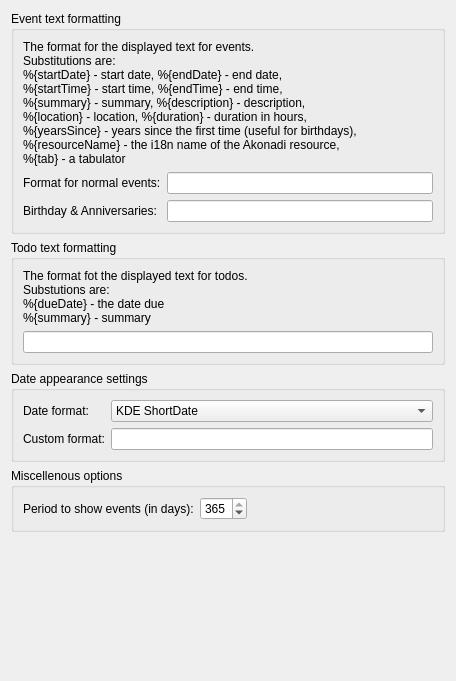
This is src/applet/eventappletformatconfig.ui in KDE/plasmoid-eventlist as Qt 5 draws it before an edit. The edited form follows.
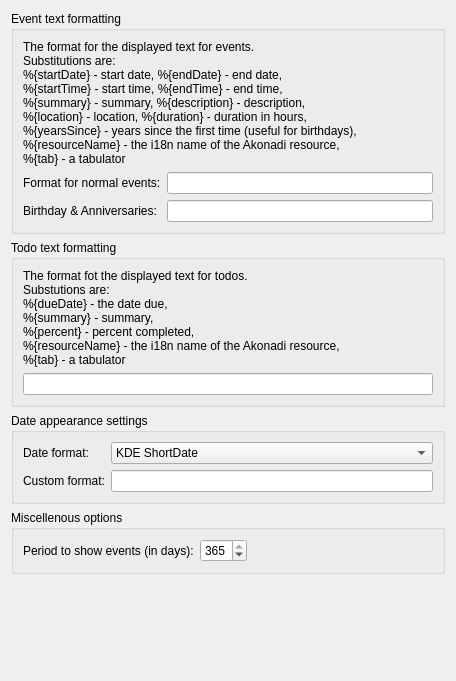
This is the edited form. Custom widgets are drawn as their Qt base class.

The edit to the form file:
```diff
--- a/src/applet/eventappletformatconfig.ui
+++ b/src/applet/eventappletformatconfig.ui
@@ -69,8 +69,11 @@
         <property name="text">
          <string>The format fot the displayed text for todos.
 Substutions are:
-%{dueDate} - the date due
-%{summary} - summary</string>
+%{dueDate} - the date due,
+%{summary} - summary,
+%{percent} - percent completed,
+%{resourceName} - the i18n name of the Akonadi resource,
+%{tab} - a tabulator</string>
         </property>
        </widget>
       </item>
```
